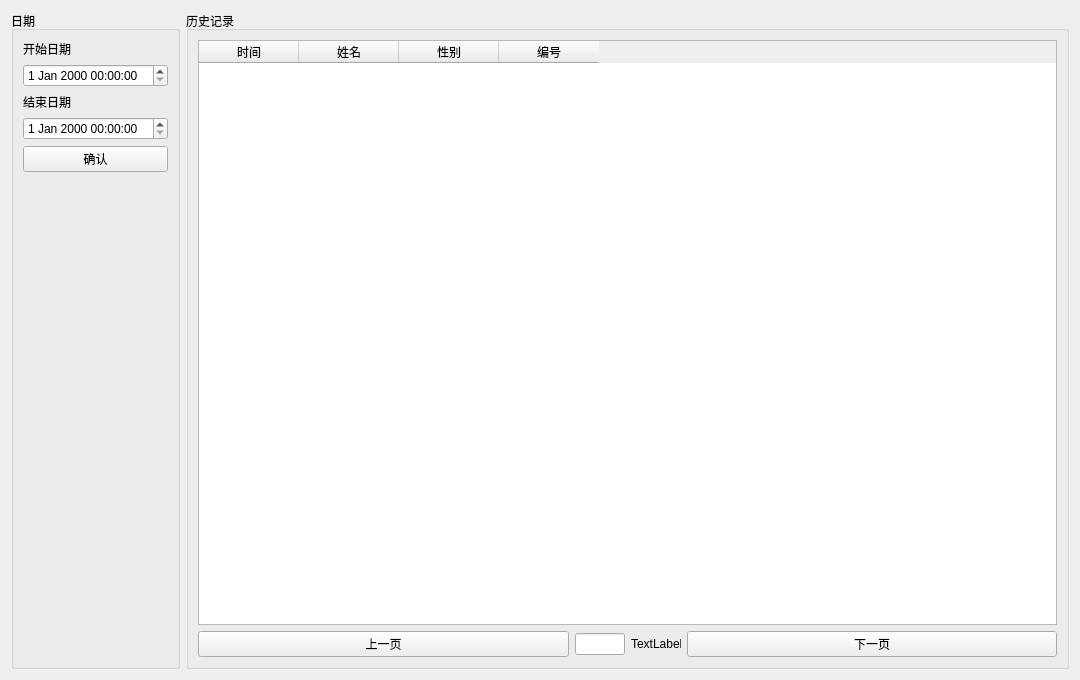
The window that historyview.ui (NevilleNoah/HikvisionCamera2) describes before a commit, drawn with Qt 5.
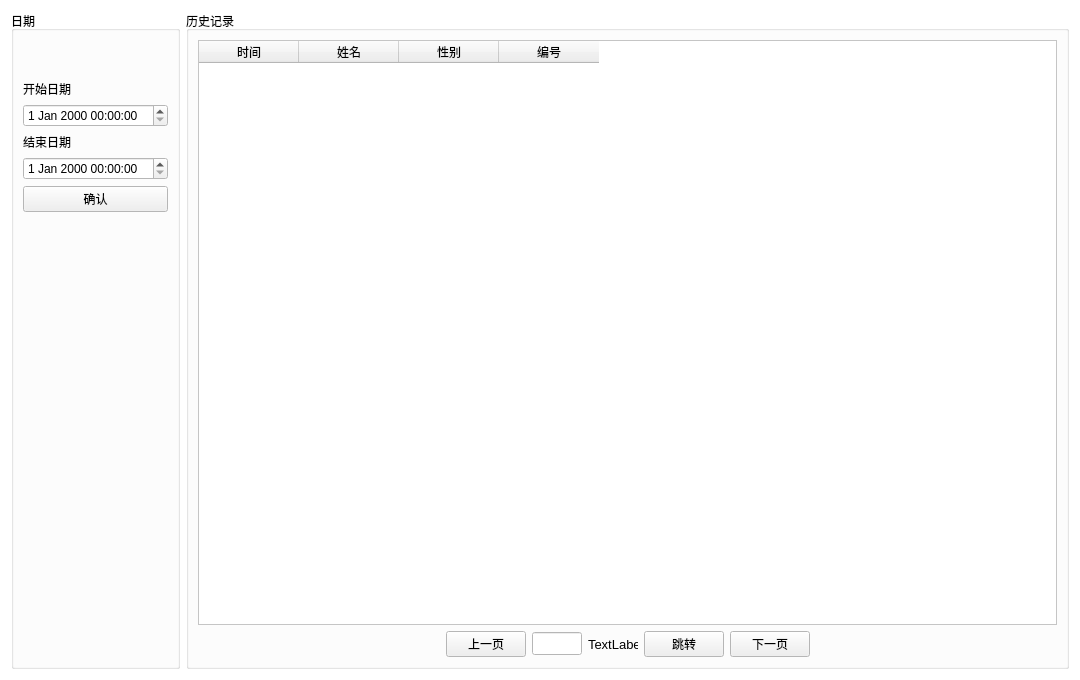
The same window after the commit.

Commit message: 页码跳转

The edit to the form file:
```diff
--- a/historyview.ui
+++ b/historyview.ui
@@ -16,6 +16,70 @@
     <verstretch>0</verstretch>
    </sizepolicy>
   </property>
+  <property name="palette">
+   <palette>
+    <active>
+     <colorrole role="Base">
+      <brush brushstyle="SolidPattern">
+       <color alpha="255">
+        <red>255</red>
+        <green>255</green>
+        <blue>255</blue>
+       </color>
+      </brush>
+     </colorrole>
+     <colorrole role="Window">
+      <brush brushstyle="SolidPattern">
+       <color alpha="255">
+        <red>255</red>
+        <green>255</green>
+        <blue>255</blue>
+       </color>
+      </brush>
+     </colorrole>
+    </active>
+    <inactive>
+     <colorrole role="Base">
+      <brush brushstyle="SolidPattern">
+       <color alpha="255">
+        <red>255</red>
+        <green>255</green>
+        <blue>255</blue>
+       </color>
+      </brush>
+     </colorrole>
+     <colorrole role="Window">
+      <brush brushstyle="SolidPattern">
+       <color alpha="255">
+        <red>255</red>
+        <green>255</green>
+        <blue>255</blue>
+       </color>
+      </brush>
+     </colorrole>
+    </inactive>
+    <disabled>
+     <colorrole role="Base">
+      <brush brushstyle="SolidPattern">
+       <color alpha="255">
+        <red>255</red>
+        <green>255</green>
+        <blue>255</blue>
+       </color>
+      </brush>
+     </colorrole>
+     <colorrole role="Window">
+      <brush brushstyle="SolidPattern">
+       <color alpha="255">
+        <red>255</red>
+        <green>255</green>
+        <blue>255</blue>
+       </color>
+      </brush>
+     </colorrole>
+    </disabled>
+   </palette>
+  </property>
   <property name="windowTitle">
    <string>Form</string>
   </property>
@@ -28,6 +92,22 @@
         <string>日期</string>
        </property>
        <layout class="QVBoxLayout" name="verticalLayout_4">
+        <item>
+         <spacer name="verticalSpacer_2">
+          <property name="orientation">
+           <enum>Qt::Vertical</enum>
+          </property>
+          <property name="sizeType">
+           <enum>QSizePolicy::Maximum</enum>
+          </property>
+          <property name="sizeHint" stdset="0">
+           <size>
+            <width>20</width>
+            <height>40</height>
+           </size>
+          </property>
+         </spacer>
+        </item>
         <item>
          <layout class="QVBoxLayout" name="verticalLayout_2">
           <item>
@@ -77,6 +157,9 @@
      </item>
      <item>
       <widget class="QGroupBox" name="boxRecord">
+       <property name="autoFillBackground">
+        <bool>true</bool>
+       </property>
        <property name="title">
         <string>历史记录</string>
        </property>
@@ -116,8 +199,33 @@
         </item>
         <item>
          <layout class="QHBoxLayout" name="horizontalLayout">
+          <item>
+           <spacer name="horizontalSpacer">
+            <property name="orientation">
+             <enum>Qt::Horizontal</enum>
+            </property>
+            <property name="sizeHint" stdset="0">
+             <size>
+              <width>40</width>
+              <height>20</height>
+             </size>
+            </property>
+           </spacer>
+          </item>
           <item>
            <widget class="QPushButton" name="btnPrePage">
+            <property name="sizePolicy">
+             <sizepolicy hsizetype="Fixed" vsizetype="Fixed">
+              <horstretch>0</horstretch>
+              <verstretch>0</verstretch>
+             </sizepolicy>
+            </property>
+            <property name="minimumSize">
+             <size>
+              <width>0</width>
+              <height>0</height>
+             </size>
+            </property>
             <property name="text">
              <string>上一页</string>
             </property>
@@ -137,6 +245,12 @@
               <height>16777215</height>
              </size>
             </property>
+            <property name="font">
+             <font>
+              <family>Microsoft YaHei UI</family>
+              <pointsize>10</pointsize>
+             </font>
+            </property>
            </widget>
           </item>
           <item>
@@ -153,18 +267,50 @@
               <height>16777215</height>
              </size>
             </property>
+            <property name="font">
+             <font>
+              <family>Microsoft YaHei UI</family>
+              <pointsize>10</pointsize>
+             </font>
+            </property>
             <property name="text">
              <string>TextLabel</string>
             </property>
            </widget>
           </item>
+          <item>
+           <widget class="QPushButton" name="btnJumpPage">
+            <property name="text">
+             <string>跳转</string>
+            </property>
+           </widget>
+          </item>
           <item>
            <widget class="QPushButton" name="btnNextPage">
+            <property name="sizePolicy">
+             <sizepolicy hsizetype="Fixed" vsizetype="Fixed">
+              <horstretch>0</horstretch>
+              <verstretch>0</verstretch>
+             </sizepolicy>
+            </property>
             <property name="text">
              <string>下一页</string>
             </property>
            </widget>
           </item>
+          <item>
+           <spacer name="horizontalSpacer_2">
+            <property name="orientation">
+             <enum>Qt::Horizontal</enum>
+            </property>
+            <property name="sizeHint" stdset="0">
+             <size>
+              <width>40</width>
+              <height>20</height>
+             </size>
+            </property>
+           </spacer>
+          </item>
          </layout>
         </item>
        </layout>
```
Left out of the diff: 37 changed lines with no effect on the pictures. The commit also changes 2 other files.
